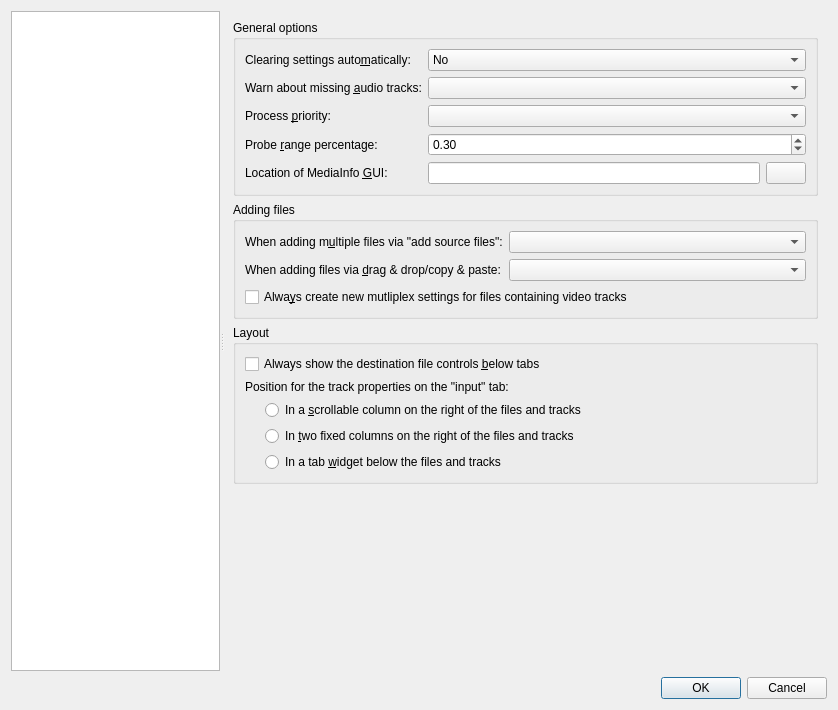
jpsdr/MKVToolnix-Windows-7, file src/mkvtoolnix-gui/forms/main_window/preferences_dialog.ui: the form before one commit.
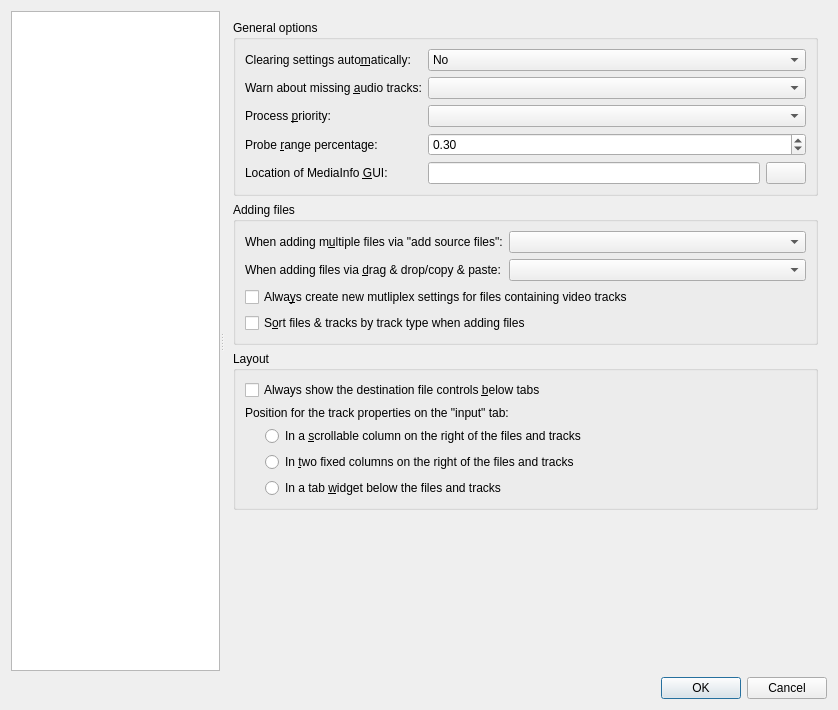
The form after the commit. The open tabs and pages were chosen to show the change. Icons and pictures are not drawn. Custom widgets are drawn as their Qt base class.

Commit message: GUI: mux: implement sorting files & tracks by track type when adding them

What changed in the file:
```diff
--- a/src/mkvtoolnix-gui/forms/main_window/preferences_dialog.ui
+++ b/src/mkvtoolnix-gui/forms/main_window/preferences_dialog.ui
@@ -586,6 +586,13 @@
              </property>
             </widget>
            </item>
+           <item>
+            <widget class="QCheckBox" name="cbMSortFilesTracksByTypeWhenAdding">
+             <property name="text">
+              <string>S&amp;ort files &amp;&amp; tracks by track type when adding files</string>
+             </property>
+            </widget>
+           </item>
           </layout>
          </widget>
         </item>
```
Left out of the diff: 1 changed line with no effect on the pictures. The commit also changes 11 other files.
